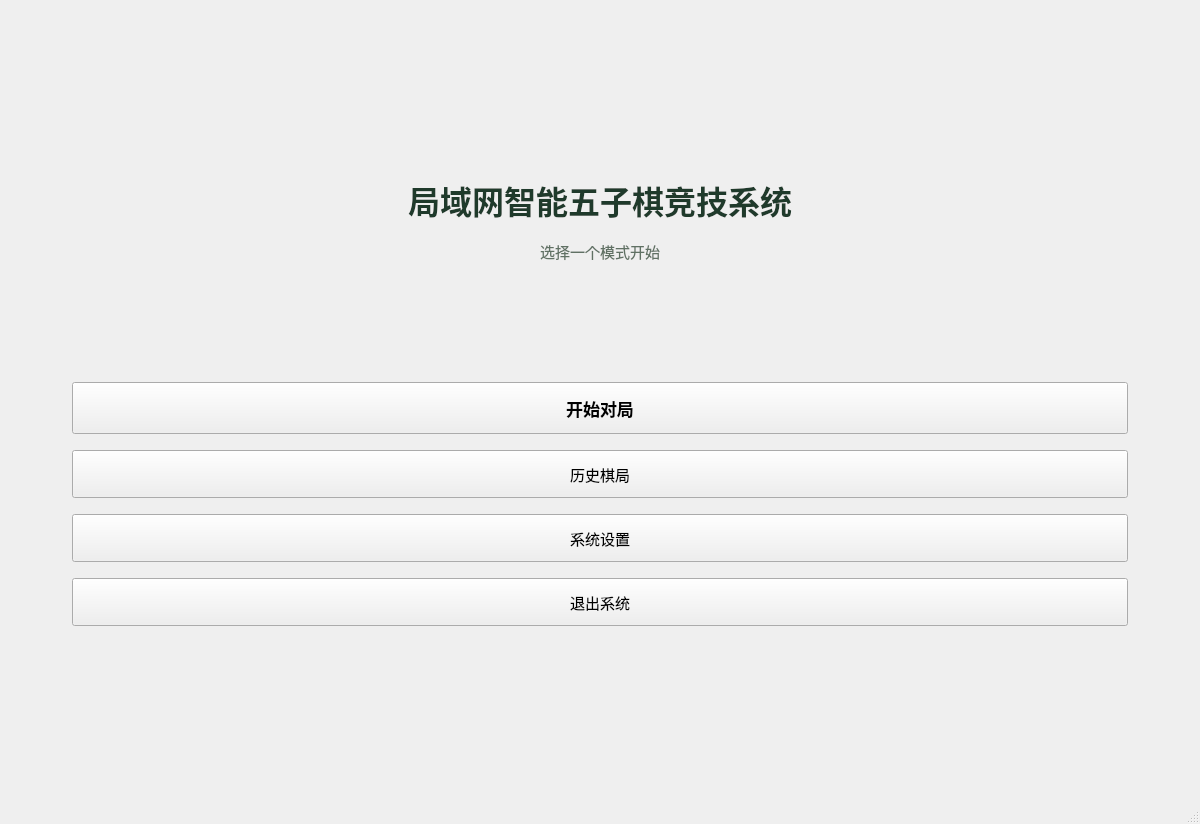
Qt form src/ui/mainwindow.ui (zzzz-1111/gomoku) before a commit.
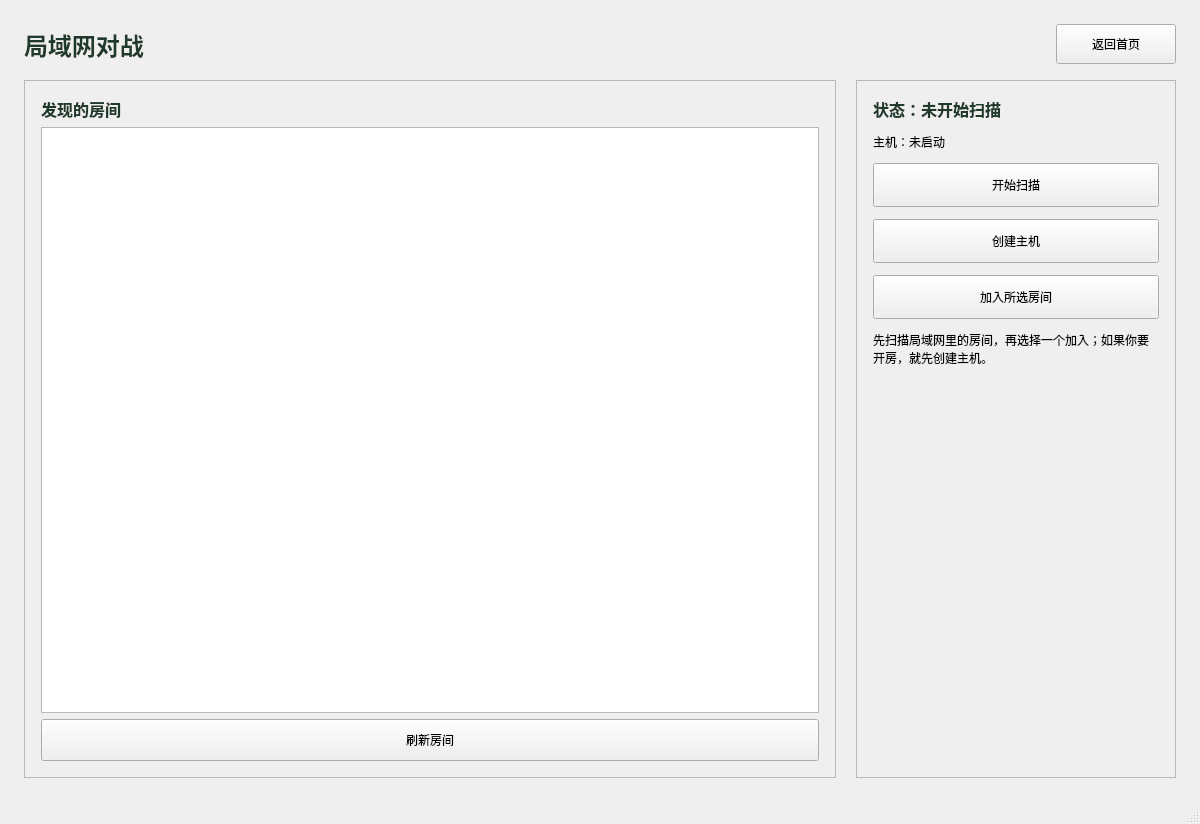
The same form after that commit. The open tabs and pages were chosen to show the change.

What changed in the file:
```diff
--- a/src/ui/mainwindow.ui
+++ b/src/ui/mainwindow.ui
@@ -68,7 +68,7 @@
            <string notr="true">font-size: 32px; font-weight: 700; color: #1f3a2b;</string>
           </property>
           <property name="text">
-           <string>局域网智能五子棋竞技系统</string>
+           <string>局域网智能五子棋</string>
           </property>
           <property name="alignment">
            <set>Qt::AlignmentFlag::AlignCenter</set>
@@ -180,6 +180,253 @@
         </item>
        </layout>
       </widget>
+      <widget class="QWidget" name="networkPage">
+       <layout class="QVBoxLayout" name="networkRootLayout">
+        <property name="spacing">
+         <number>16</number>
+        </property>
+        <property name="leftMargin">
+         <number>24</number>
+        </property>
+        <property name="topMargin">
+         <number>24</number>
+        </property>
+        <property name="rightMargin">
+         <number>24</number>
+        </property>
+        <property name="bottomMargin">
+         <number>24</number>
+        </property>
+        <item>
+         <layout class="QHBoxLayout" name="networkHeaderLayout">
+          <property name="leftMargin">
+           <number>0</number>
+          </property>
+          <property name="topMargin">
+           <number>0</number>
+          </property>
+          <property name="rightMargin">
+           <number>0</number>
+          </property>
+          <property name="bottomMargin">
+           <number>0</number>
+          </property>
+          <item>
+           <widget class="QLabel" name="networkTitleLabel">
+            <property name="styleSheet">
+             <string notr="true">font-size: 24px; font-weight: 700; color: #1f3a2b;</string>
+            </property>
+            <property name="text">
+             <string>局域网对战</string>
+            </property>
+           </widget>
+          </item>
+          <item>
+           <spacer name="networkHeaderSpacer">
+            <property name="orientation">
+             <enum>Qt::Orientation::Horizontal</enum>
+            </property>
+            <property name="sizeHint" stdset="0">
+             <size>
+              <width>40</width>
+              <height>20</height>
+             </size>
+            </property>
+           </spacer>
+          </item>
+          <item>
+           <widget class="QPushButton" name="networkBackButton">
+            <property name="minimumSize">
+             <size>
+              <width>120</width>
+              <height>40</height>
+             </size>
+            </property>
+            <property name="text">
+             <string>返回首页</string>
+            </property>
+           </widget>
+          </item>
+         </layout>
+        </item>
+        <item>
+         <layout class="QHBoxLayout" name="networkContentLayout">
+          <property name="spacing">
+           <number>20</number>
+          </property>
+          <item>
+           <widget class="QFrame" name="roomListFrame">
+            <property name="frameShape">
+             <enum>QFrame::Shape::StyledPanel</enum>
+            </property>
+            <property name="frameShadow">
+             <enum>QFrame::Shadow::Raised</enum>
+            </property>
+            <layout class="QVBoxLayout" name="roomListLayout">
+             <property name="leftMargin">
+              <number>16</number>
+             </property>
+             <property name="topMargin">
+              <number>16</number>
+             </property>
+             <property name="rightMargin">
+              <number>16</number>
+             </property>
+             <property name="bottomMargin">
+              <number>16</number>
+             </property>
+             <item>
+              <widget class="QLabel" name="roomListTitleLabel">
+               <property name="styleSheet">
+                <string notr="true">font-size: 16px; font-weight: 600; color: #1f3a2b;</string>
+               </property>
+               <property name="text">
+                <string>发现的房间</string>
+               </property>
+              </widget>
+             </item>
+             <item>
+              <widget class="QListWidget" name="roomListWidget">
+               <property name="minimumSize">
+                <size>
+                 <width>0</width>
+                 <height>420</height>
+                </size>
+               </property>
+              </widget>
+             </item>
+             <item>
+              <widget class="QPushButton" name="refreshRoomsButton">
+               <property name="minimumSize">
+                <size>
+                 <width>0</width>
+                 <height>42</height>
+                </size>
+               </property>
+               <property name="text">
+                <string>刷新房间</string>
+               </property>
+              </widget>
+             </item>
+            </layout>
+           </widget>
+          </item>
+          <item>
+           <widget class="QFrame" name="networkControlFrame">
+            <property name="minimumSize">
+             <size>
+              <width>320</width>
+              <height>0</height>
+             </size>
+            </property>
+            <property name="frameShape">
+             <enum>QFrame::Shape::StyledPanel</enum>
+            </property>
+            <property name="frameShadow">
+             <enum>QFrame::Shadow::Raised</enum>
+            </property>
+            <layout class="QVBoxLayout" name="networkControlLayout">
+             <property name="spacing">
+              <number>12</number>
+             </property>
+             <property name="leftMargin">
+              <number>16</number>
+             </property>
+             <property name="topMargin">
+              <number>16</number>
+             </property>
+             <property name="rightMargin">
+              <number>16</number>
+             </property>
+             <property name="bottomMargin">
+              <number>16</number>
+             </property>
+             <item>
+              <widget class="QLabel" name="networkStatusLabel">
+               <property name="styleSheet">
+                <string notr="true">font-size: 16px; font-weight: 600; color: #1f3a2b;</string>
+               </property>
+               <property name="text">
+                <string>状态：未开始扫描</string>
+               </property>
+              </widget>
+             </item>
+             <item>
+              <widget class="QLabel" name="hostInfoLabel">
+               <property name="text">
+                <string>主机：未启动</string>
+               </property>
+              </widget>
+             </item>
+             <item>
+              <widget class="QPushButton" name="discoverButton">
+               <property name="minimumSize">
+                <size>
+                 <width>0</width>
+                 <height>44</height>
+                </size>
+               </property>
+               <property name="text">
+                <string>开始扫描</string>
+               </property>
+              </widget>
+             </item>
+             <item>
+              <widget class="QPushButton" name="hostButton">
+               <property name="minimumSize">
+                <size>
+                 <width>0</width>
+                 <height>44</height>
+                </size>
+               </property>
+               <property name="text">
+                <string>创建主机</string>
+               </property>
+              </widget>
+             </item>
+             <item>
+              <widget class="QPushButton" name="joinRoomButton">
+               <property name="minimumSize">
+                <size>
+                 <width>0</width>
+                 <height>44</height>
+                </size>
+               </property>
+               <property name="text">
+                <string>加入所选房间</string>
+               </property>
+              </widget>
+             </item>
+             <item>
+              <widget class="QLabel" name="networkHintLabel">
+               <property name="wordWrap">
+                <bool>true</bool>
+               </property>
+               <property name="text">
+                <string>先扫描局域网里的房间，再选择一个加入；如果你要开房，就先创建主机。</string>
+               </property>
+              </widget>
+             </item>
+             <item>
+              <spacer name="networkBottomSpacer">
+               <property name="orientation">
+                <enum>Qt::Orientation::Vertical</enum>
+               </property>
+               <property name="sizeHint" stdset="0">
+                <size>
+                 <width>20</width>
+                 <height>40</height>
+                </size>
+               </property>
+              </spacer>
+             </item>
+            </layout>
+           </widget>
+          </item>
+         </layout>
+        </item>
+       </layout>
+      </widget>
       <widget class="QWidget" name="gamePage">
        <layout class="QVBoxLayout" name="gameRootLayout">
         <property name="spacing">
```
Left out of the diff: 4 changed lines with no effect on the pictures.
